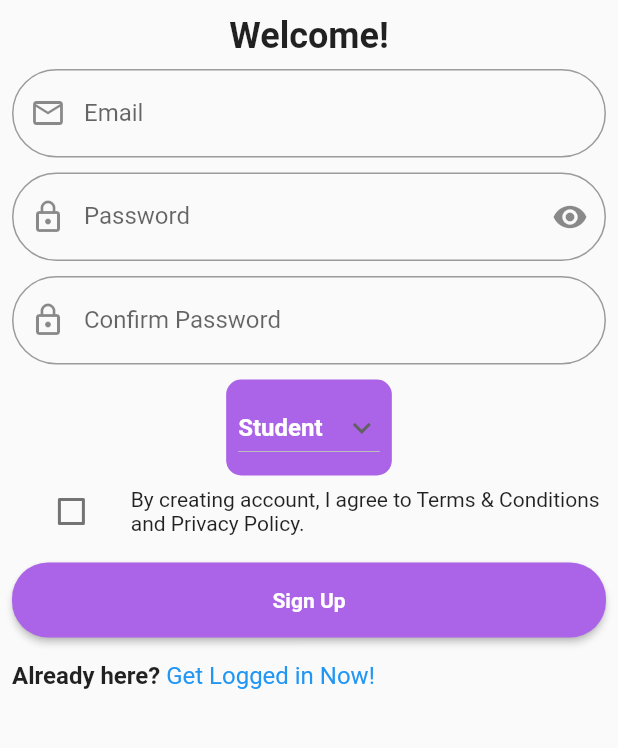
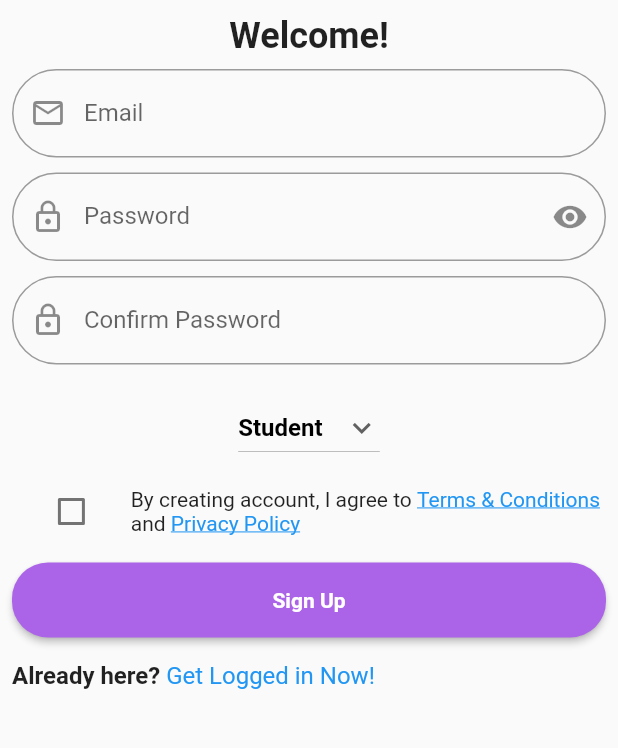
Before and after one commit to EarthLight72100/Jeson-Repository, a Flutter app: the Signup screen opened by its route, on a phone screen of 412 x 824 dp, the part 300-1048 px from its top. Run offline on Flutter 3.47's test engine with Material 2 defaults, Android fonts, the light colour scheme and no system bars; our stand-ins replace firebase_auth, firebase_core, firebase_database, font_awesome_flutter, table_calendar; accounts and stored records are empty.

Commit message:
Work for 3/30/23

```diff
--- a/jeson-new-app-main/lib/signup.dart
+++ b/jeson-new-app-main/lib/signup.dart
@@ -1,5 +1,7 @@
 import 'package:flutter/material.dart';
 import 'package:jeson_flutter_app/size_config.dart';
+import 'package:url_launcher/url_launcher.dart';
+import 'package:flutter/gestures.dart';
 import 'authentication.dart';
 import 'initialization.dart';
 
@@ -154,18 +156,19 @@ class _SignupFormState extends State<SignupForm> {
           Container(
               padding: const EdgeInsets.all(8),
               decoration: BoxDecoration(
-                  color: const Color(0xFFAB63E7),
+                  color: Color.fromARGB(0, 255, 255, 255),
                   borderRadius: BorderRadius.circular(10)),
               child: DropdownButton(
+                  // elevation: 0,
                   value: dropdownValue,
-                  dropdownColor: const Color(0xFFAB63E7),
+                  dropdownColor: Color.fromARGB(255, 255, 255, 255),
                   icon: const Icon(Icons.keyboard_arrow_down),
                   items: items.map((String items) {
                     return DropdownMenuItem(
                       value: items,
                       child: Text(items,
                           style: const TextStyle(
-                              color: Colors.white,
+                              color: Colors.black,
                               fontWeight: FontWeight.bold)),
                     );
                   }).toList(),
@@ -188,11 +191,97 @@ class _SignupFormState extends State<SignupForm> {
                   value: agree,
                 ),
               ),
-              const Expanded(
+              // const Expanded(
+              //   flex: 4,
+              //   child: Text(
+              //       'By creating account, I agree to Terms & Conditions and Privacy Policy.'),
+              // ),
+              Expanded(
                 flex: 4,
-                child: Text(
-                    'By creating account, I agree to Terms & Conditions and Privacy Policy.'),
-              ),
+                child: Text.rich(
+                  TextSpan(children: [
+                    TextSpan(
+                      text: "By creating account, I agree to "
+                    ),
+                    TextSpan(
+                      // style: TextStyle(fontSize: 27,),
+                      children: [
+                        TextSpan(
+                            style: TextStyle(color: Colors.blue, decoration: TextDecoration.underline),
+                            //make link blue and underline
+                            text: "Terms & Conditions",
+                            recognizer: TapGestureRecognizer()
+                              ..onTap = () async {
+                                  //on tap code here, you can navigate to other page or URL
+                                  // String url = "https://doc-hosting.flycricket.io/amdreo-app-terms-of-use/9f38feb1-b35e-400e-8a6e-a2f052c3f76b/terms";
+                                  final Uri url =
+                                    Uri(scheme: 'https', host: 'doc-hosting.flycricket.io', path: 'amdreo-app-terms-of-use/9f38feb1-b35e-400e-8a6e-a2f052c3f76b/terms');
+                                  var urllaunchable = await canLaunchUrl(url); //canLaunch is from url_launcher package
+                                  if(urllaunchable){
+                                      await launchUrl(url); //launch is from url_launcher package to launch URL
+                                  }else{
+                                    print("URL can't be launched.");
+                                  }
+                              }
+                        ),
+
+                        //more text paragraph, sentences here.
+                      ]
+                  ),
+                  TextSpan(text: " and "),
+                  TextSpan(
+                      // style: TextStyle(fontSize: 27,),
+                      children: [
+                        TextSpan(
+                            style: TextStyle(color: Colors.blue, decoration: TextDecoration.underline),
+                            //make link blue and underline
+                            text: "Privacy Policy",
+                            recognizer: TapGestureRecognizer()
+                              ..onTap = () async {
+                                  //on tap code here, you can navigate to other page or URL
+                                  // String url = "https://doc-hosting.flycricket.io/amdreo-app-privacy-policy/efc5e30d-864d-431c-85d0-9ceddd927402/privacy";
+                                  final Uri url =
+                                    Uri(scheme: 'https', host: 'doc-hosting.flycricket.io', path: 'amdreo-app-privacy-policy/efc5e30d-864d-431c-85d0-9ceddd927402/privacy');
+                                  var urllaunchable = await canLaunchUrl(url); //canLaunch is from url_launcher package
+                                  if(urllaunchable){
+                                      await launchUrl(url); //launch is from url_launcher package to launch URL
+                                  }else{
+                                    print("URL can't be launched.");
+                                  }
+                              }
+                        ),
+
+                        //more text paragraph, sentences here.
+                      ]
+                  )
+                  ])
+
+              )),
+              // Text.rich(
+              //   TextSpan(
+              //       style: TextStyle(fontSize: 27,),
+              //       children: [
+              //         TextSpan(
+              //             style: TextStyle(color: Colors.blue, decoration: TextDecoration.underline),
+              //             //make link blue and underline
+              //             text: "Hyperlink Text",
+              //             recognizer: TapGestureRecognizer()
+              //               ..onTap = () async {
+              //                   //on tap code here, you can navigate to other page or URL
+              //                   String url = "https://doc-hosting.flycricket.io/amdreo-app-privacy-policy/efc5e30d-864d-431c-85d0-9ceddd927402/privacy";
+              //                   var urllaunchable = await canLaunch(url); //canLaunch is from url_launcher package
+              //                   if(urllaunchable){
+              //                       await launch(url); //launch is from url_launcher package to launch URL
+              //                   }else{
+              //                     print("URL can't be launched.");
+              //                   }
+              //               }
+              //         ),
+
+              //         //more text paragraph, sentences here.
+              //       ]
+              //   )
+              // )
             ],
           ),
           const SizedBox(
--- a/jeson-new-app-main/pubspec.yaml
+++ b/jeson-new-app-main/pubspec.yaml
@@ -41,6 +41,7 @@ dependencies:
   firebase_database: ^10.0.9
   font_awesome_flutter: ^10.2.1
   table_calendar:
+  url_launcher: ^6.1.10
 
 dev_dependencies:
   flutter_test:
```
Also changed, not shown: jeson-new-app-main/lib/main.dart (+12 -0 lines), jeson-new-app-main/pubspec.lock.
